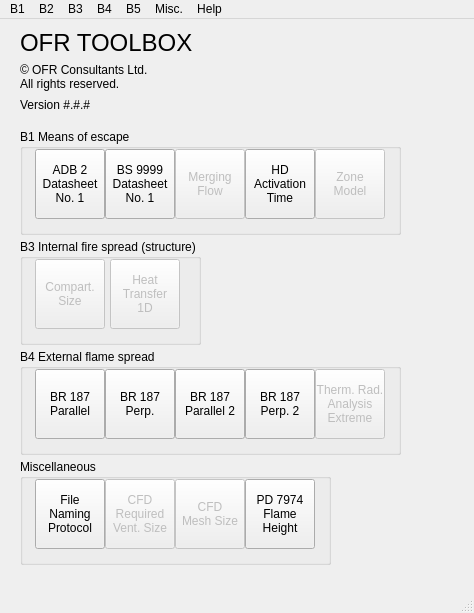
Before: the Qt Designer form fseutil/guilayout/ui/main.ui in fsepy/fseutil, drawn with Qt 5.
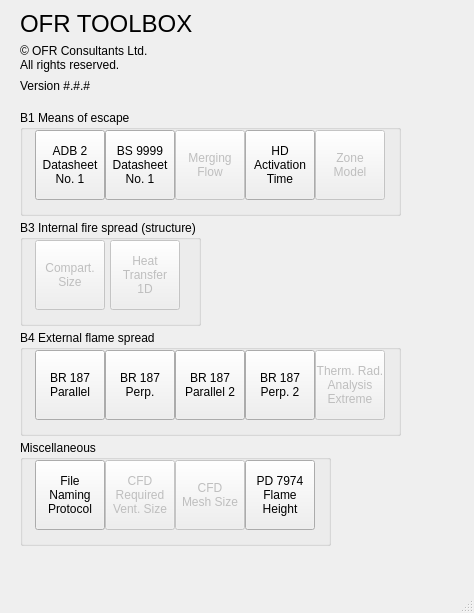
After: the same form once the commit is applied. Icons and pictures are not drawn.

Commit message: Removed tabs.

```diff
--- a/fseutil/guilayout/ui/main.ui
+++ b/fseutil/guilayout/ui/main.ui
@@ -440,58 +440,6 @@
      <height>22</height>
     </rect>
    </property>
-   <widget class="QMenu" name="menu_B1">
-    <property name="title">
-     <string>B1</string>
-    </property>
-    <addaction name="action_0101_ADB_Vol_2_Datasheet"/>
-    <addaction name="action_0102_BS_9999_Datasheet"/>
-    <addaction name="action_0103_BS_9999_Merging_flow"/>
-    <addaction name="action_0104_PD_7974_HD_activation"/>
-   </widget>
-   <widget class="QMenu" name="menu_B2">
-    <property name="title">
-     <string>B2</string>
-    </property>
-   </widget>
-   <widget class="QMenu" name="menu_B3">
-    <property name="title">
-     <string>B3</string>
-    </property>
-   </widget>
-   <widget class="QMenu" name="menu_B4">
-    <property name="title">
-     <string>B4</string>
-    </property>
-    <addaction name="action_0401_BR_187_parallel_simple"/>
-    <addaction name="action_0402_BR_187_perpendicular_simple"/>
-    <addaction name="action_0403_BR_187_parallel_complex"/>
-    <addaction name="action_0404_BR_187_perpendicular_complex"/>
-   </widget>
-   <widget class="QMenu" name="menu_B5">
-    <property name="title">
-     <string>B5</string>
-    </property>
-   </widget>
-   <widget class="QMenu" name="menuHelp">
-    <property name="title">
-     <string>Help</string>
-    </property>
-    <addaction name="actionAbout"/>
-   </widget>
-   <widget class="QMenu" name="menu_Misc">
-    <property name="title">
-     <string>Misc.</string>
-    </property>
-    <addaction name="action_0601_OFR_naming_protocol"/>
-   </widget>
-   <addaction name="menu_B1"/>
-   <addaction name="menu_B2"/>
-   <addaction name="menu_B3"/>
-   <addaction name="menu_B4"/>
-   <addaction name="menu_B5"/>
-   <addaction name="menu_Misc"/>
-   <addaction name="menuHelp"/>
   </widget>
   <widget class="QStatusBar" name="statusbar"/>
   <action name="action_0101_ADB_Vol_2_Datasheet">
```
